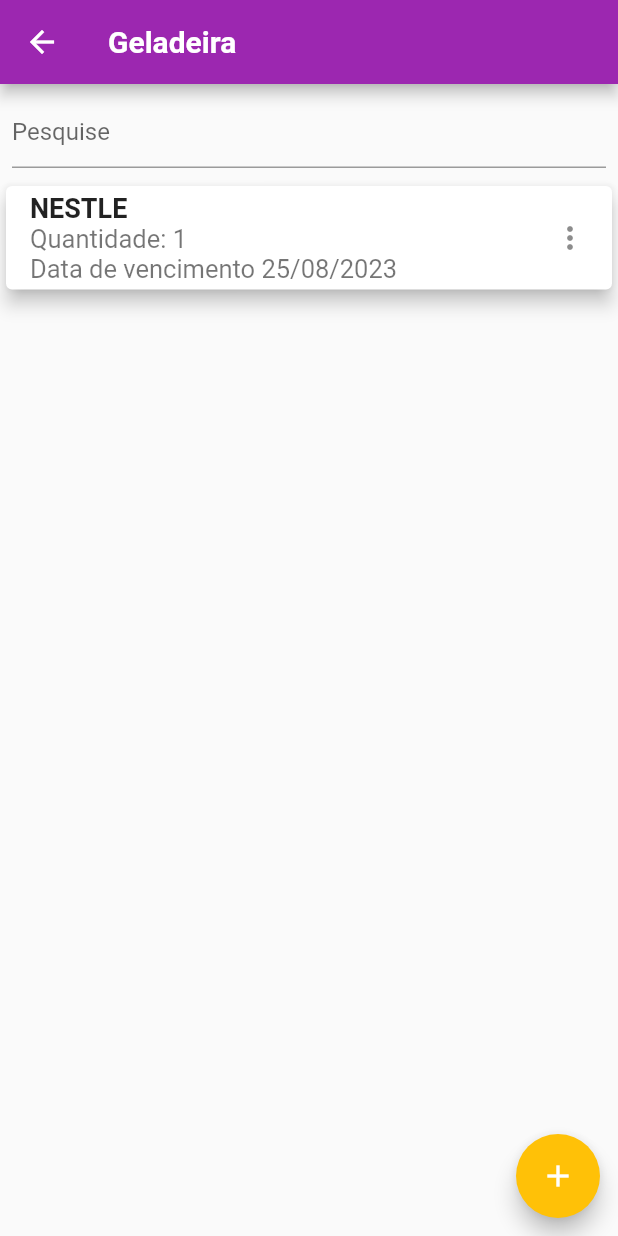
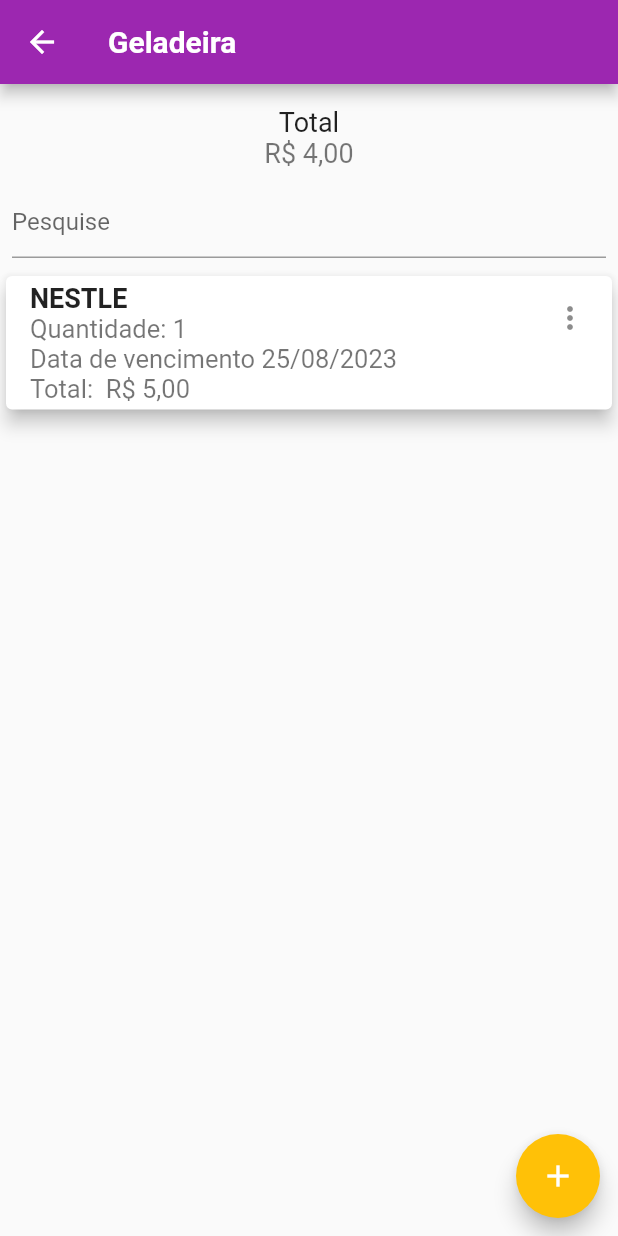
Before and after one commit to DiegoAmancio/Shopping_Carts, a Flutter app: the screen it shows after launch, after a tap on "Geladeira", on a phone screen of 412 x 824 dp. Run offline on Flutter 3.47's test engine with Material 2 defaults, Android fonts, the phone set to English and light mode, and no system bars; Roboto replaces fonts that are missing (OpenSans, QuickSand).

Commit message:
feature: add total cart value

```diff
--- /dev/null
+++ b/lib/atoms/list_nutshell.dart
@@ -0,0 +1,36 @@
+import 'package:flutter/material.dart';
+import 'package:intl/intl.dart';
+
+class ListNutshell extends StatelessWidget {
+  final double total;
+  final double quantity;
+
+  const ListNutshell({super.key, required this.total, required this.quantity});
+
+  @override
+  Widget build(BuildContext context) {
+    final totalFormated =
+        NumberFormat.currency(locale: "pt_BR", symbol: "R\$").format(total);
+    return Row(
+      mainAxisAlignment: MainAxisAlignment.center,
+      children: [
+        SizedBox(
+          height: 60,
+          width: 100,
+          child: ListTile(
+            title: const Text(
+              'Total',
+              textAlign: TextAlign.center,
+              style: TextStyle(fontSize: 18),
+            ),
+            subtitle: Text(
+              totalFormated,
+              textAlign: TextAlign.center,
+              style: const TextStyle(fontSize: 18),
+            ),
+          ),
+        ),
+      ],
+    );
+  }
+}
--- a/lib/atoms/product.dart
+++ b/lib/atoms/product.dart
@@ -6,6 +6,13 @@ class ProductCard extends StatelessWidget {
   final Product product;
 
   const ProductCard({super.key, required this.product});
+
+  formatMessage() {
+    final total = NumberFormat.currency(locale: 'pt_BR', symbol: 'R\$')
+        .format((product.unitPrice * product.quantity));
+
+    return 'Quantidade: ${product.quantity.toInt()}\nData de vencimento ${DateFormat('d/MM/y').format(product.expirationTime)}\nTotal:  $total';
+  }
 
   @override
   Widget build(BuildContext context) {
@@ -18,7 +25,7 @@ class ProductCard extends StatelessWidget {
               fontWeight: FontWeight.bold,
             )),
         subtitle: Text(
-          'Quantidade: ${product.quantity.toInt()}\nData de vencimento ${DateFormat('d/MM/y').format(product.expirationTime)}',
+          formatMessage(),
           style: const TextStyle(fontSize: 17),
         ),
         trailing: const Icon(Icons.more_vert),
--- a/lib/pages/list.dart
+++ b/lib/pages/list.dart
@@ -3,6 +3,7 @@ import 'dart:math';
 import 'package:flutter/material.dart';
 import 'package:shopping_list/class/product.dart';
 
+import '../atoms/list_nutshell.dart';
 import '../atoms/product.dart';
 import '../class/list_tab_item.dart';
 import '../molecules/create_list_form.dart';
@@ -89,6 +90,7 @@ class _ListScreenState extends State<ListScreen> {
       body: SingleChildScrollView(
         child: Column(
           children: [
+            const ListNutshell(quantity: 4, total: 4),
             Padding(
               padding: const EdgeInsets.all(8.0),
               child: TextField(
```
